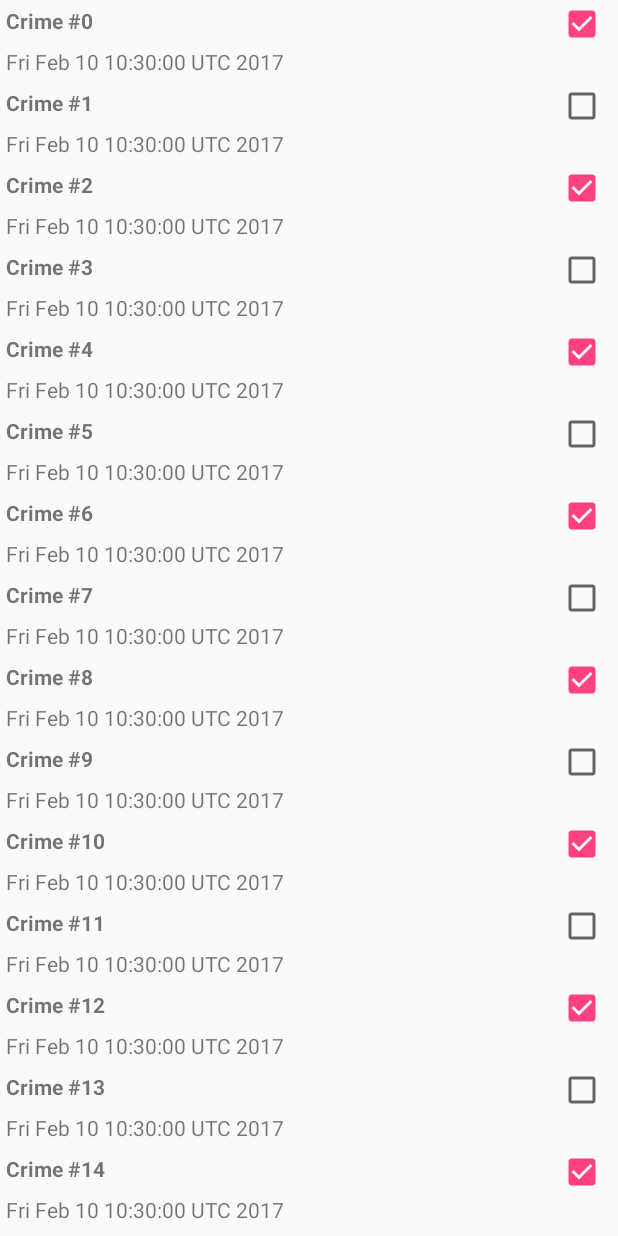
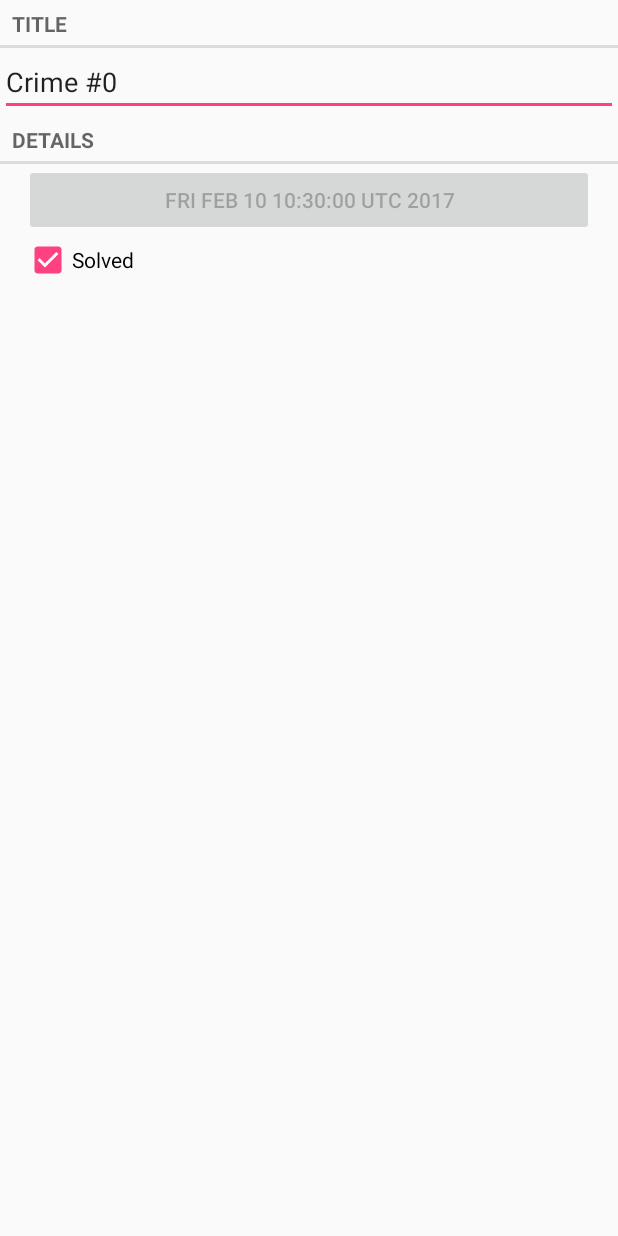
Before and after one commit to napohl/CriminalIntent, an Android app: the screen it shows after launch (CrimeListActivity before the commit, CrimePagerActivity after it), after a tap on an icon or button, on a phone screen of 412 x 824 dp. Run offline under Robolectric (Android 15) with nearby library versions, the phone set to English and light mode, and no system bars.

Commit message:
Lab 5 has now been completed. Also added a custom landscape layout to CrimeActivity.

```diff
--- a/app/src/main/AndroidManifest.xml
+++ b/app/src/main/AndroidManifest.xml
@@ -14,7 +14,7 @@
                 <category android:name="android.intent.category.LAUNCHER" />
             </intent-filter>
         </activity>
-        <activity android:name=".CrimeActivity">
+        <activity android:name=".CrimePagerActivity">
         </activity>
     </application>
 
--- a/app/src/main/java/com/csci448/npohl/criminalintent/CrimeActivity.java
+++ /dev/null
@@ -1,14 +0,0 @@
-package com.csci448.npohl.criminalintent;
-
-import android.support.v4.app.Fragment;
-import android.support.v4.app.FragmentActivity;
-import android.support.v4.app.FragmentManager;
-import android.os.Bundle;
-
-public class CrimeActivity extends SingleFragmentActivity {
-
-    @Override
-    protected Fragment createFragment() {
-        return new CrimeFragment();
-    }
-}
--- a/app/src/main/java/com/csci448/npohl/criminalintent/CrimeFragment.java
+++ b/app/src/main/java/com/csci448/npohl/criminalintent/CrimeFragment.java
@@ -13,21 +13,35 @@ import android.widget.Button;
 import android.widget.CheckBox;
 import android.widget.CompoundButton;
 import android.widget.EditText;
+import java.util.UUID;
 
 /**
  * Created by Nate on 2/3/2017.
  */
 
 public class CrimeFragment extends Fragment {
+
+    private static final String ARG_CRIME_ID = "crime_id";
+
     private Crime mCrime;
     private EditText mTitleField;
     private Button mDateButton;
     private CheckBox mSolvedCheckBox;
 
+    public static CrimeFragment newInstance(UUID crimeId) {
+        Bundle args = new Bundle();
+        args.putSerializable(ARG_CRIME_ID, crimeId);
+
+        CrimeFragment fragment = new CrimeFragment();
+        fragment.setArguments(args);
+        return fragment;
+    }
+
     @Override
     public void onCreate(Bundle savedInstanceState) {
         super.onCreate(savedInstanceState);
-        mCrime = new Crime();
+        UUID crimeId = (UUID) getArguments().getSerializable(ARG_CRIME_ID);
+        mCrime = CrimeLab.get(getActivity()).getCrime(crimeId);
     }
 
     @Override
@@ -35,6 +49,7 @@ public class CrimeFragment extends Fragment {
         View v = inflater.inflate(R.layout.fragment_crime, container, false);
 
         mTitleField = (EditText)v.findViewById(R.id.crime_title);
+        mTitleField.setText(mCrime.getTitle());
         mTitleField.addTextChangedListener(new TextWatcher() {
             @Override
             public void beforeTextChanged(CharSequence s, int start, int count, int after) {
@@ -57,6 +72,7 @@ public class CrimeFragment extends Fragment {
         mDateButton.setEnabled(false);
 
         mSolvedCheckBox = (CheckBox)v.findViewById(R.id.crime_solved);
+        mSolvedCheckBox.setChecked(mCrime.isSolved());
         mSolvedCheckBox.setOnCheckedChangeListener(new CompoundButton.OnCheckedChangeListener() {
             @Override
             public void onCheckedChanged(CompoundButton buttonView, boolean isChecked) {
--- a/app/src/main/java/com/csci448/npohl/criminalintent/CrimeListFragment.java
+++ b/app/src/main/java/com/csci448/npohl/criminalintent/CrimeListFragment.java
@@ -1,5 +1,6 @@
 package com.csci448.npohl.criminalintent;
 
+import android.content.Intent;
 import android.os.Bundle;
 import android.support.v4.app.Fragment;
 import android.support.v7.widget.LinearLayoutManager;
@@ -34,12 +35,23 @@ public class CrimeListFragment extends Fragment {
         return view;
     }
 
+    @Override
+    public void onResume() {
+        super.onResume();
+        updateUI();
+    }
+
     private void updateUI() {
         CrimeLab crimeLab = CrimeLab.get(getActivity());
         List<Crime> crimes = crimeLab.getCrimes();
 
-        mAdapter = new CrimeAdapter(crimes);
-        mCrimeRecyclerView.setAdapter(mAdapter);
+        if (mAdapter == null) {
+            mAdapter = new CrimeAdapter(crimes);
+            mCrimeRecyclerView.setAdapter(mAdapter);
+        }
+        else {
+            mAdapter.notifyDataSetChanged();
+        }
     }
 
     private class CrimeHolder extends RecyclerView.ViewHolder
@@ -69,7 +81,8 @@ public class CrimeListFragment extends Fragment {
 
         @Override
         public void onClick(View v) {
-            Toast.makeText(getActivity(), mCrime.getTitle() + " clicked!", Toast.LENGTH_SHORT).show();
+            Intent intent = CrimePagerActivity.newIntent(getActivity(), mCrime.getId());
+            startActivity(intent);
         }
     }
 
--- /dev/null
+++ b/app/src/main/java/com/csci448/npohl/criminalintent/CrimePagerActivity.java
@@ -0,0 +1,64 @@
+package com.csci448.npohl.criminalintent;
+
+import android.content.Context;
+import android.content.Intent;
+import android.os.Bundle;
+import android.support.v4.app.Fragment;
+import android.support.v4.app.FragmentActivity;
+import android.support.v4.app.FragmentManager;
+import android.support.v4.app.FragmentStatePagerAdapter;
+import android.support.v4.view.ViewPager;
+
+import java.util.List;
+import java.util.StringTokenizer;
+import java.util.UUID;
+
+/**
+ * Created by Nate on 2/10/2017.
+ */
+
+public class CrimePagerActivity extends FragmentActivity {
+
+    private static final String EXTRA_CRIME_ID = "com.csci448.npohl.criminalintent.crime_id";
+
+    private ViewPager mViewPager;
+    private List<Crime> mCrimes;
+
+    public static Intent newIntent(Context packageContext, UUID crimeId) {
+        Intent intent = new Intent(packageContext, CrimePagerActivity.class);
+        intent.putExtra(EXTRA_CRIME_ID, crimeId);
+        return intent;
+    }
+
+    @Override
+    protected void onCreate(Bundle savedInstanceState) {
+        super.onCreate(savedInstanceState);
+        setContentView(R.layout.activity_crime_pager);
+
+        UUID crimeId = (UUID) getIntent().getSerializableExtra(EXTRA_CRIME_ID);
+
+        mViewPager = (ViewPager) findViewById(R.id.activity_crime_pager_view_pager);
+
+        mCrimes = CrimeLab.get(this).getCrimes();
+        FragmentManager fragmentManager = getSupportFragmentManager();
+        mViewPager.setAdapter(new FragmentStatePagerAdapter(fragmentManager) {
+            @Override
+            public Fragment getItem(int position) {
+                Crime crime = mCrimes.get(position);
+                return CrimeFragment.newInstance(crime.getId());
+            }
+
+            @Override
+            public int getCount() {
+                return mCrimes.size();
+            }
+        });
+
+        for (int i = 0; i < mCrimes.size(); i++) {
+            if (mCrimes.get(i).getId().equals(crimeId)) {
+                mViewPager.setCurrentItem(i);
+                break;
+            }
+        }
+    }
+}
--- /dev/null
+++ b/app/src/main/res/layout-land/fragment_crime.xml
@@ -0,0 +1,45 @@
+<?xml version="1.0" encoding="utf-8"?>
+<LinearLayout xmlns:android="http://schemas.android.com/apk/res/android"
+              android:orientation="vertical"
+              android:layout_width="match_parent"
+              android:layout_height="match_parent">
+
+    <TextView
+        android:layout_width="match_parent"
+        android:layout_height="wrap_content"
+        android:text="@string/crime_title_label"
+        style="?android:listSeparatorTextViewStyle"/>
+
+    <EditText
+        android:id="@+id/crime_title"
+        android:layout_width="match_parent"
+        android:layout_height="wrap_content"
+        android:hint="@string/crime_title_hint"/>
+
+    <TextView
+        android:layout_width="match_parent"
+        android:layout_height="wrap_content"
+        android:text="@string/crime_details_label"
+        style="?android:listSeparatorTextViewStyle"/>
+
+    <LinearLayout
+        android:layout_width="match_parent"
+        android:layout_height="wrap_content"
+        android:layout_marginLeft="16dp"
+        android:layout_marginRight="16dp">
+
+        <Button
+            android:id="@+id/crime_date"
+            android:layout_width="wrap_content"
+            android:layout_height="wrap_content"
+            android:layout_weight=".8"/>
+
+        <CheckBox
+            android:layout_width="wrap_content"
+            android:layout_height="wrap_content"
+            android:id="@+id/crime_solved"
+            android:layout_weight=".2"
+            android:text="@string/crime_solved_label"/>
+    </LinearLayout>
+
+</LinearLayout>
--- /dev/null
+++ b/app/src/main/res/layout/activity_crime_pager.xml
@@ -0,0 +1,8 @@
+<?xml version="1.0" encoding="utf-8"?>
+<android.support.v4.view.ViewPager
+    xmlns:android="http://schemas.android.com/apk/res/android"
+    android:layout_width="match_parent"
+    android:layout_height="match_parent"
+    android:id="@+id/activity_crime_pager_view_pager">
+
+</android.support.v4.view.ViewPager>
--- a/app/src/main/res/values/strings.xml
+++ b/app/src/main/res/values/strings.xml
@@ -1,5 +1,5 @@
 <resources>
-    <string name="app_name">CriminalIntent</string>
+    <string name="app_name">Criminal Intent</string>
     <string name="action_settings">Settings</string>
     <string name="crime_title_hint">Enter a title for the crime.</string>
     <string name="crime_title_label">Title</string>
```
